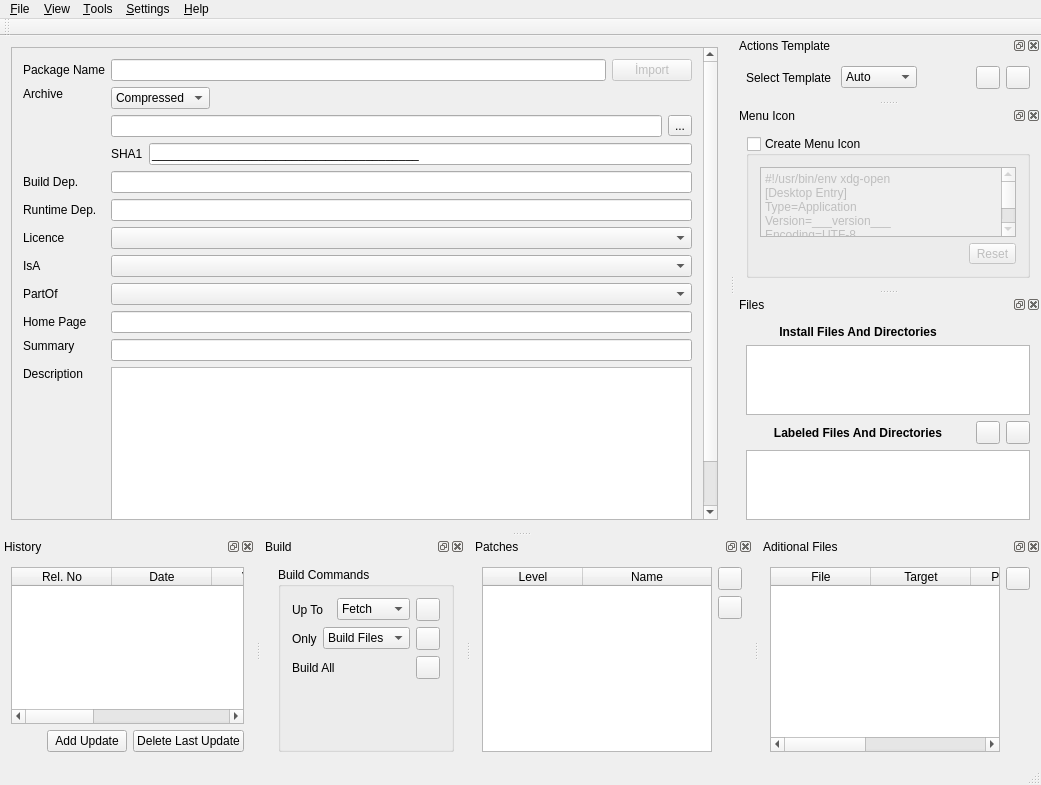
Above: ui/mainwindow.ui from huseyinkozan/PiSiDo before the change. Below: the same form after it.
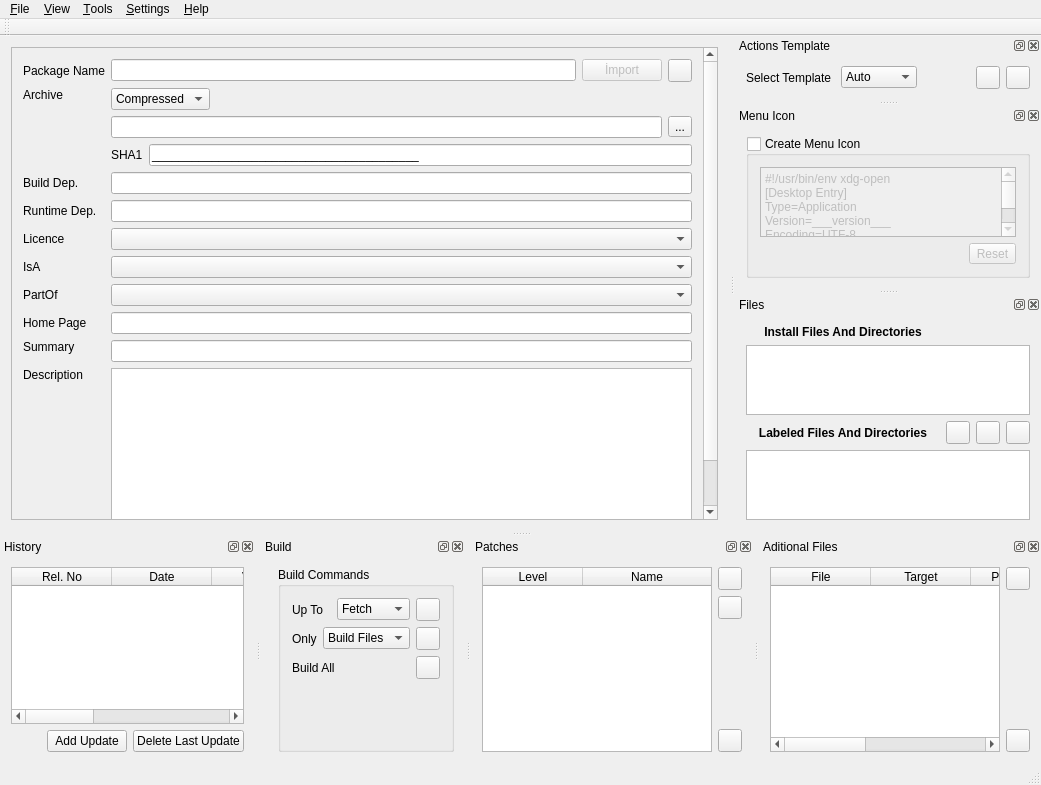
That is the form after the change. Icons and pictures are not drawn. Custom widgets are drawn as their Qt base class.

Commit message:
Add open some directories (package, aditional files, install).
modified:   TODO
	modified:   YAPILACAKLAR
	modified:   cpp/mainwindow.cpp
	modified:   h/mainwindow.h
	modified:   resource/pisido.qrc
	modified:   ui/mainwindow.ui
	added : resource/images/open-folder.png

```diff
--- a/ui/mainwindow.ui
+++ b/ui/mainwindow.ui
@@ -58,6 +58,17 @@
             </property>
            </widget>
           </item>
+          <item>
+           <widget class="QToolButton" name="tb_open_package_dir">
+            <property name="text">
+             <string/>
+            </property>
+            <property name="icon">
+             <iconset resource="../resource/pisido.qrc">
+              <normaloff>:/images/open-folder.png</normaloff>:/images/open-folder.png</iconset>
+            </property>
+           </widget>
+          </item>
          </layout>
         </item>
         <item row="13" column="0">
@@ -814,7 +825,7 @@
    <widget class="QWidget" name="dw_files_contents">
     <layout class="QGridLayout" name="gridLayout_2">
      <item row="0" column="0">
-      <widget class="QLabel" name="label_2">
+      <widget class="QLabel" name="lbl_install_files">
        <property name="font">
         <font>
          <weight>75</weight>
@@ -829,11 +840,11 @@
        </property>
       </widget>
      </item>
-     <item row="1" column="0" colspan="3">
+     <item row="1" column="0" colspan="4">
       <widget class="QTreeView" name="treeV_files"/>
      </item>
      <item row="2" column="0">
-      <widget class="QLabel" name="label_3">
+      <widget class="QLabel" name="lbl_labels">
        <property name="font">
         <font>
          <weight>75</weight>
@@ -848,7 +859,7 @@
        </property>
       </widget>
      </item>
-     <item row="4" column="0" colspan="3">
+     <item row="4" column="0" colspan="4">
       <widget class="QTableWidget" name="tableW_files">
        <property name="alternatingRowColors">
         <bool>true</bool>
@@ -864,8 +875,8 @@
        </attribute>
       </widget>
      </item>
-     <item row="2" column="1">
-      <widget class="QToolButton" name="toolButton">
+     <item row="2" column="2">
+      <widget class="QToolButton" name="tb_add_label">
        <property name="text">
         <string/>
        </property>
@@ -875,8 +886,8 @@
        </property>
       </widget>
      </item>
-     <item row="2" column="2">
-      <widget class="QToolButton" name="toolButton_2">
+     <item row="2" column="3">
+      <widget class="QToolButton" name="tb_delete_label">
        <property name="text">
         <string/>
        </property>
@@ -886,6 +897,17 @@
        </property>
       </widget>
      </item>
+     <item row="2" column="1">
+      <widget class="QToolButton" name="tb_open_install_dir">
+       <property name="text">
+        <string/>
+       </property>
+       <property name="icon">
+        <iconset resource="../resource/pisido.qrc">
+         <normaloff>:/images/open-folder.png</normaloff>:/images/open-folder.png</iconset>
+       </property>
+      </widget>
+     </item>
     </layout>
    </widget>
   </widget>
@@ -898,7 +920,7 @@
    </attribute>
    <widget class="QWidget" name="dw_patches_contents">
     <layout class="QGridLayout" name="gridLayout_8">
-     <item row="0" column="0" rowspan="3">
+     <item row="0" column="0" rowspan="4">
       <widget class="QTableWidget" name="tableW_patches">
        <property name="alternatingRowColors">
         <bool>true</bool>
@@ -958,6 +980,30 @@
        </property>
       </widget>
      </item>
+     <item row="3" column="2">
+      <widget class="QToolButton" name="tb_open_patches_dir">
+       <property name="text">
+        <string/>
+       </property>
+       <property name="icon">
+        <iconset resource="../resource/pisido.qrc">
+         <normaloff>:/images/open-folder.png</normaloff>:/images/open-folder.png</iconset>
+       </property>
+      </widget>
+     </item>
+     <item row="2" column="2">
+      <spacer name="verticalSpacer_2">
+       <property name="orientation">
+        <enum>Qt::Vertical</enum>
+       </property>
+       <property name="sizeHint" stdset="0">
+        <size>
+         <width>20</width>
+         <height>40</height>
+        </size>
+       </property>
+      </spacer>
+     </item>
     </layout>
    </widget>
   </widget>
@@ -970,7 +1016,7 @@
    </attribute>
    <widget class="QWidget" name="dw_aditional_files_content">
     <layout class="QGridLayout" name="gridLayout_9">
-     <item row="0" column="0" rowspan="2">
+     <item row="0" column="0" rowspan="3">
       <widget class="QTableWidget" name="tableW_aditional_files">
        <property name="alternatingRowColors">
         <bool>true</bool>
@@ -1034,6 +1080,30 @@
        </property>
       </widget>
      </item>
+     <item row="2" column="1">
+      <widget class="QToolButton" name="tb_open_aditional_files_dir">
+       <property name="text">
+        <string/>
+       </property>
+       <property name="icon">
+        <iconset resource="../resource/pisido.qrc">
+         <normaloff>:/images/open-folder.png</normaloff>:/images/open-folder.png</iconset>
+       </property>
+      </widget>
+     </item>
+     <item row="1" column="1">
+      <spacer name="verticalSpacer_3">
+       <property name="orientation">
+        <enum>Qt::Vertical</enum>
+       </property>
+       <property name="sizeHint" stdset="0">
+        <size>
+         <width>20</width>
+         <height>40</height>
+        </size>
+       </property>
+      </spacer>
+     </item>
     </layout>
    </widget>
   </widget>
```
The commit also changes 6 other files.
